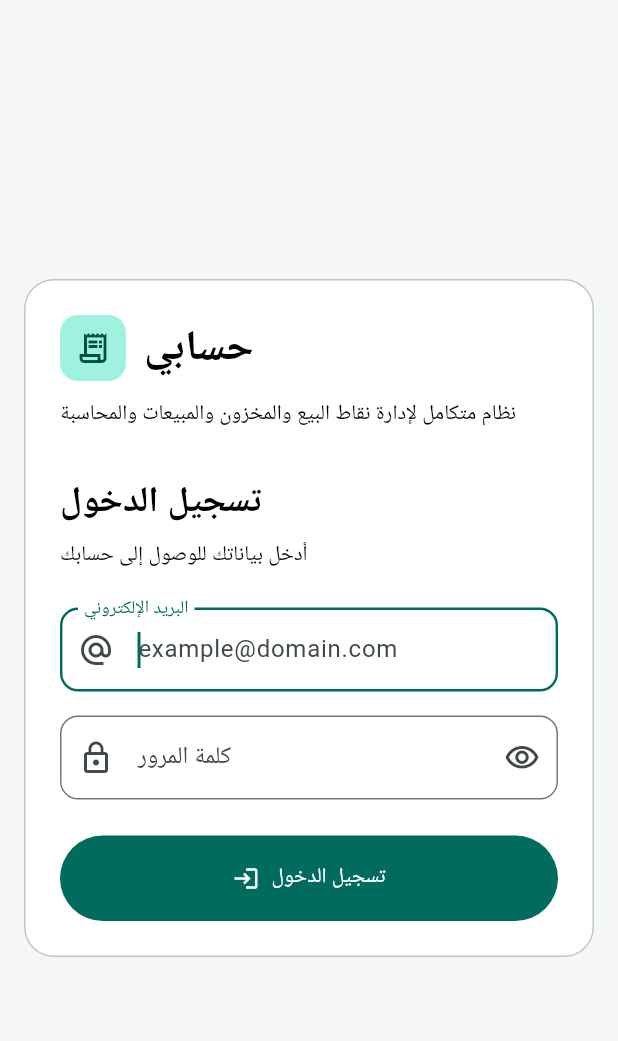
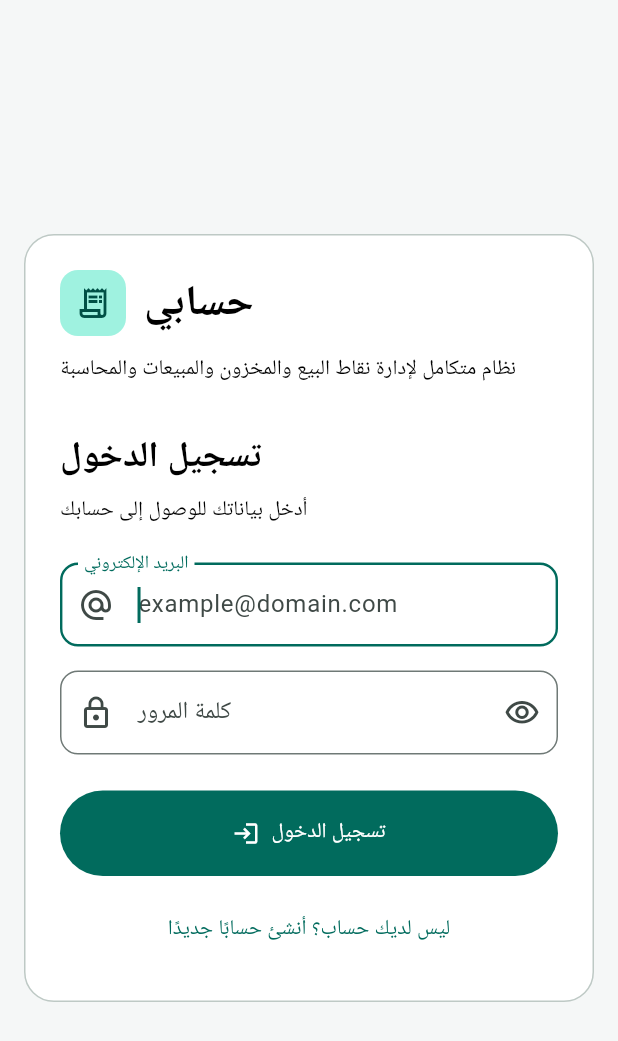
Before and after one commit to itqanpos/Hesaby, a Flutter app: the screen it shows after launch, on a phone screen of 412 x 824 dp. Shown: the top 1041 px of the screen. Run offline on Flutter 3.47's test engine with Material 3 defaults, Android fonts, the phone set to English and light mode, and no system bars; our stand-ins replace equatable, flutter_riverpod, flutter_secure_storage, go_router, google_fonts, logger and 4 more; missing offline and left inert: flutter_pos_printer_platform_image_3, mobile_scanner; accounts and stored records are empty; Roboto replaces fonts that are missing (Cairo).

Commit message:
Refactor login form for improved readability

```diff
--- a/lib/features/auth/presentation/widgets/login_form.dart
+++ b/lib/features/auth/presentation/widgets/login_form.dart
@@ -2,7 +2,9 @@
 
 import 'package:flutter/material.dart';
 import 'package:flutter_riverpod/flutter_riverpod.dart';
+import 'package:go_router/go_router.dart';
 
+import '../../../../app/router.dart';
 import '../../../../core/utils/validators.dart';
 import '../../../../shared/widgets/app_button.dart';
 import '../../../../shared/widgets/app_text_field.dart';
@@ -10,11 +12,6 @@ import '../../domain/repositories/auth_repository.dart';
 import '../providers/auth_provider.dart';
 
 /// Arabic RTL sign-in form.
-///
-/// Owns its own local UI state (controllers, obfuscation, submit flag, and
-/// the current failure). It does not embed business rules: validation is
-/// delegated to [Validators], authentication to [AuthNotifier], and error
-/// categorisation to [AuthFailureType].
 class LoginForm extends ConsumerStatefulWidget {
   const LoginForm({super.key});
 
@@ -52,10 +49,11 @@ class _LoginFormState extends ConsumerState<LoginForm> {
 
     setState(() => _isSubmitting = true);
 
-    final AuthFailureType? failure = await ref.read(authProvider.notifier).login(
-          email: _emailController.text,
-          password: _passwordController.text,
-        );
+    final AuthFailureType? failure =
+        await ref.read(authProvider.notifier).login(
+              email: _emailController.text,
+              password: _passwordController.text,
+            );
 
     if (!mounted) {
       return;
@@ -115,13 +113,16 @@ class _LoginFormState extends ConsumerState<LoginForm> {
               textInputAction: TextInputAction.done,
               prefixIcon: Icons.lock_outline,
               suffixIcon: IconButton(
-                onPressed: _isSubmitting ? null : _togglePasswordVisibility,
+                onPressed:
+                    _isSubmitting ? null : _togglePasswordVisibility,
                 icon: Icon(
                   _obscurePassword
                       ? Icons.visibility_outlined
                       : Icons.visibility_off_outlined,
                 ),
-                tooltip: _obscurePassword ? 'إظهار كلمة المرور' : 'إخفاء كلمة المرور',
+                tooltip: _obscurePassword
+                    ? 'إظهار كلمة المرور'
+                    : 'إخفاء كلمة المرور',
               ),
               enabled: !_isSubmitting,
               validator: _validatePassword,
@@ -140,6 +141,13 @@ class _LoginFormState extends ConsumerState<LoginForm> {
               isLoading: _isSubmitting,
               onPressed: _isSubmitting ? null : _submit,
             ),
+            const SizedBox(height: 12),
+            TextButton(
+              onPressed: _isSubmitting
+                  ? null
+                  : () => context.goNamed(AppRouter.signupName),
+              child: const Text('ليس لديك حساب؟ أنشئ حسابًا جديدًا'),
+            ),
           ],
         ),
       ),
@@ -157,11 +165,6 @@ class _LoginFormState extends ConsumerState<LoginForm> {
   }
 }
 
-/// Inline Arabic strings.
-///
-/// These will migrate into `AppLocalizations` once the localization files
-/// are updated in a later step. Keeping them in this file preserves the
-/// one-file-per-step constraint of Phase 1.
 String _validationMessage(ValidationError error) => switch (error) {
       ValidationError.required => 'هذا الحقل مطلوب',
       ValidationError.invalidEmail => 'صيغة البريد الإلكتروني غير صحيحة',
@@ -173,20 +176,24 @@ String _validationMessage(ValidationError error) => switch (error) {
     };
 
 String _failureMessage(AuthFailureType type) => switch (type) {
-      AuthFailureType.invalidCredentials => 'البريد الإلكتروني أو كلمة المرور غير صحيحة',
+      AuthFailureType.invalidCredentials =>
+        'البريد الإلكتروني أو كلمة المرور غير صحيحة',
       AuthFailureType.emailNotConfirmed =>
         'لم يتم تأكيد البريد الإلكتروني بعد. يرجى مراجعة بريدك.',
-      AuthFailureType.userNotFound => 'لا يوجد حساب مرتبط بهذا البريد الإلكتروني.',
+      AuthFailureType.userNotFound =>
+        'لا يوجد حساب مرتبط بهذا البريد الإلكتروني.',
       AuthFailureType.tooManyRequests =>
         'تمت محاولات كثيرة. يرجى المحاولة بعد قليل.',
       AuthFailureType.weakPassword =>
         'كلمة المرور ضعيفة. يرجى استخدام كلمة مرور أقوى.',
+      AuthFailureType.emailAlreadyInUse =>
+        'هذا البريد الإلكتروني مُستخدم بالفعل. جرّب تسجيل الدخول.',
       AuthFailureType.network =>
         'تعذّر الاتصال بالخادم. يرجى التحقق من اتصالك بالإنترنت.',
-      AuthFailureType.unknown => 'حدث خطأ غير متوقع. يرجى المحاولة مرة أخرى.',
+      AuthFailureType.unknown =>
+        'حدث خطأ غير متوقع. يرجى المحاولة مرة أخرى.',
     };
 
-/// Compact inline banner used to display a safe authentication failure.
 class _FailureBanner extends StatelessWidget {
   const _FailureBanner({required this.message});
 
@@ -207,7 +214,11 @@ class _FailureBanner extends StatelessWidget {
         child: Row(
           crossAxisAlignment: CrossAxisAlignment.start,
           children: <Widget>[
-            Icon(Icons.error_outline, color: scheme.onErrorContainer, size: 20),
+            Icon(
+              Icons.error_outline,
+              color: scheme.onErrorContainer,
+              size: 20,
+            ),
             const SizedBox(width: 10),
             Expanded(
               child: Text(
```
